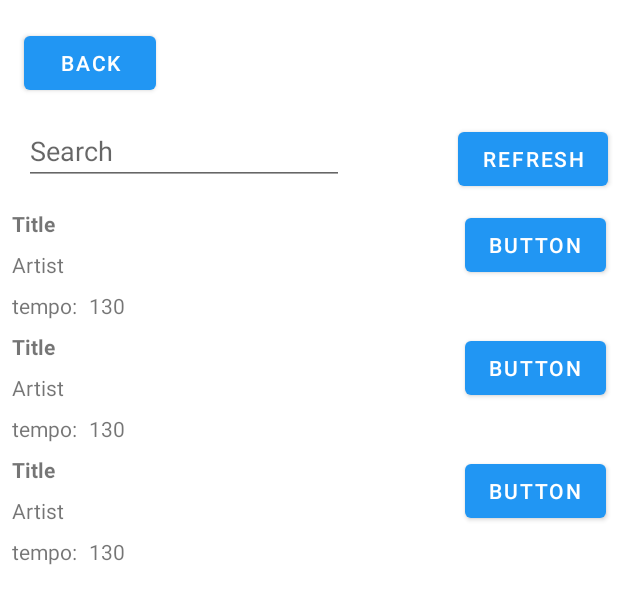
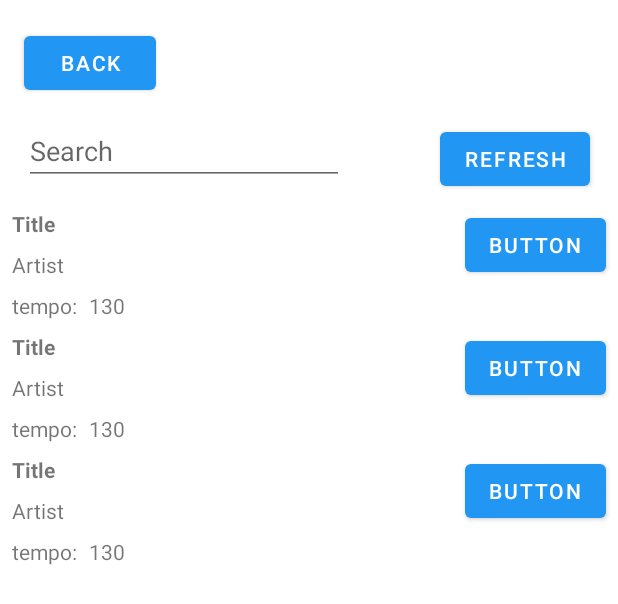
Before and after one commit to Exidius/beatrunner, an Android app: the layout fragment_addsong.xml on its own in the app's theme, with its tools: preview values and no code run, on a phone screen of 412 x 824 dp. Shown: the top 604 px of the screen. Run offline under Robolectric (Android 15) with nearby library versions, the light colour scheme and no system bars.

Commit message:
Stability improvements

```diff
--- a/app/src/main/java/com/barad/beatrunner/MainFragment.kt
+++ b/app/src/main/java/com/barad/beatrunner/MainFragment.kt
@@ -149,10 +149,12 @@ class MainFragment : Fragment() {
 
         btnStartLog.setOnClickListener {
             foregroundService?.startTimer()
+            btnStartLog.visibility = View.INVISIBLE
         }
 
         btnStopLog.setOnClickListener {
             foregroundService?.stopTimer()
+            btnStartLog.visibility = View.VISIBLE
         }
 
         switchAdaptiveTempo.setOnCheckedChangeListener { _, isChecked ->
--- a/app/src/main/java/com/barad/beatrunner/playlistlist/PlaylistListFragment.kt
+++ b/app/src/main/java/com/barad/beatrunner/playlistlist/PlaylistListFragment.kt
@@ -29,7 +29,7 @@ class PlaylistListFragment : Fragment() {
         val playlistAdapter = PlaylistListAdapter(
                 { playlist -> adapterOnClick(playlist) },
                 { playlist -> onButtonClick(playlist) },
-                "Play"
+                ""
         )
 
         val recyclerView: RecyclerView = view.findViewById(R.id.playlist_recycler_view)
--- a/app/src/main/res/layout/fragment_addsong.xml
+++ b/app/src/main/res/layout/fragment_addsong.xml
@@ -47,7 +47,8 @@
             android:layout_height="wrap_content"
             android:id="@+id/btnAddSongRefresh"
             app:layout_constraintTop_toTopOf="@+id/etSearchSong"
-            app:layout_constraintStart_toEndOf="@+id/etSearchSong"
-            android:layout_marginStart="76dp"
-            android:layout_marginTop="4dp" />
+            android:layout_marginTop="4dp"
+            app:layout_constraintStart_toStartOf="parent"
+            app:layout_constraintEnd_toEndOf="parent"
+            app:layout_constraintHorizontal_bias="0.94" />
 </androidx.constraintlayout.widget.ConstraintLayout>
```
Also changed, not shown: app/src/main/java/com/barad/beatrunner/service/ForegroundService.kt (+9 -6 lines), app/src/main/java/com/barad/beatrunner/service/MusicEventListener.kt (+10 -0 lines).
